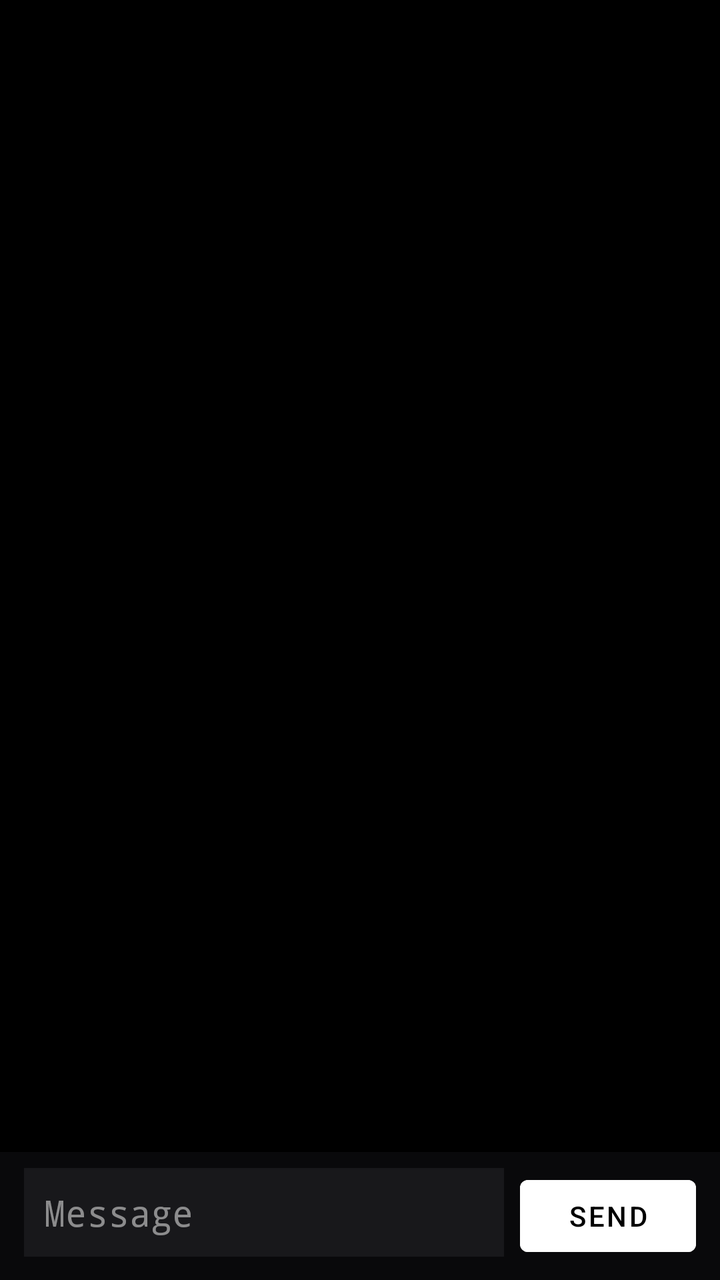
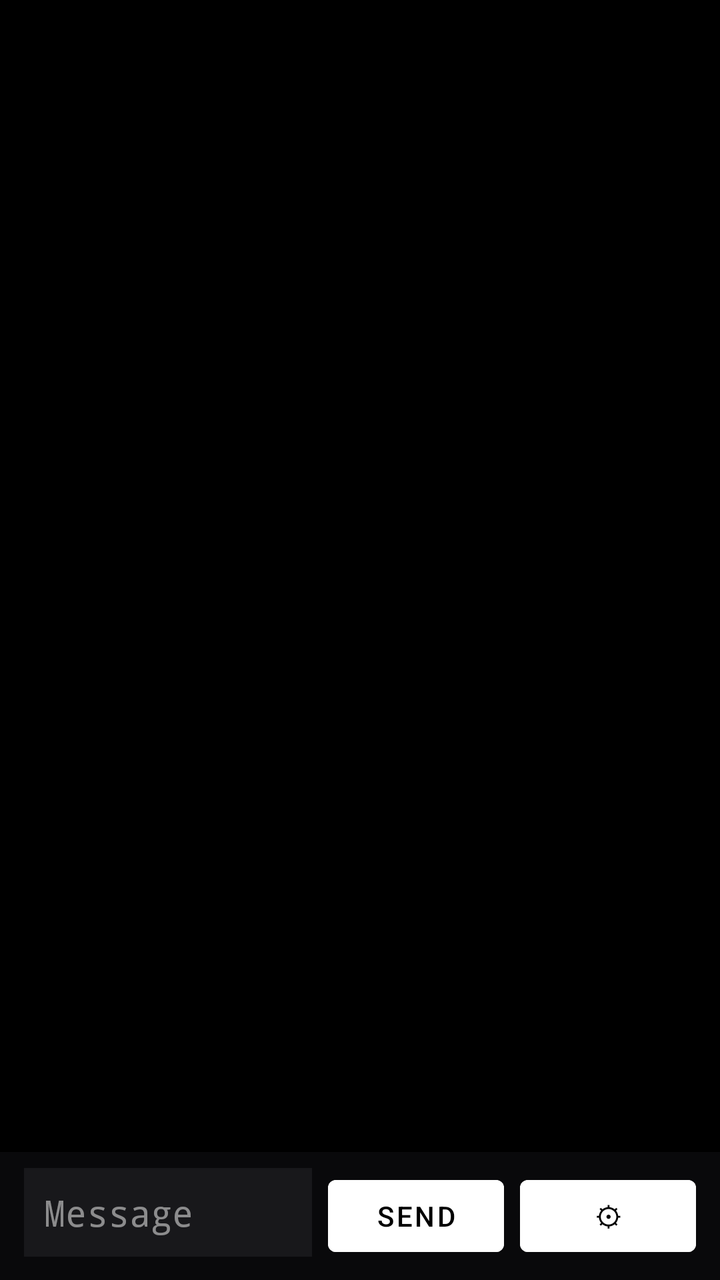

Before-and-after screenshots of an Android layout around one commit, followed by the original layout XML and the change that was made.
<!-- AndroidManifest.xml: fallback theme Theme.MaterialComponents.DayNight.NoActionBar -->
<!-- res/layout/activity_thread.xml -->
<?xml version="1.0" encoding="utf-8"?>
<LinearLayout xmlns:android="http://schemas.android.com/apk/res/android"
    android:layout_width="match_parent"
    android:layout_height="match_parent"
    android:orientation="vertical"
    android:background="#000000">

    
    <androidx.recyclerview.widget.RecyclerView
        android:id="@+id/message_list"
        android:layout_width="match_parent"
        android:layout_height="0dp"
        android:layout_weight="1"
        android:padding="12dp"
        android:clipToPadding="false" />

    
    <LinearLayout
        android:id="@+id/compose_bar"
        android:layout_width="match_parent"
        android:layout_height="wrap_content"
        android:orientation="horizontal"
        android:background="#09090B"
        android:paddingStart="12dp"
        android:paddingEnd="12dp"
        android:paddingTop="8dp"
        android:paddingBottom="8dp">

        <EditText
            android:id="@+id/compose_input"
            android:layout_width="0dp"
            android:layout_height="wrap_content"
            android:layout_weight="1"
            android:hint="Message"
            android:textColor="#E6FFFFFF"
            android:textColorHint="#80FFFFFF"
            android:fontFamily="monospace"
            android:background="#18181B"
            android:padding="10dp"
            android:inputType="textShortMessage"
            android:maxLines="4" />

        <Button
            android:id="@+id/send_button"
            android:layout_width="wrap_content"
            android:layout_height="wrap_content"
            android:layout_marginStart="8dp"
            android:text="Send"
            android:textColor="#000000"
            android:backgroundTint="#FFFFFF" />
    </LinearLayout>

</LinearLayout>
<!-- resources referenced by this layout -->
<resources>

</resources>

<!-- the commit's change to res/layout/activity_thread.xml (unified diff, before → after) -->
@@ -48,6 +48,16 @@
             android:text="Send"
             android:textColor="#000000"
             android:backgroundTint="#FFFFFF" />
+
+        
+        <Button
+            android:id="@+id/settings_button"
+            android:layout_width="wrap_content"
+            android:layout_height="wrap_content"
+            android:layout_marginStart="8dp"
+            android:text="⚙"
+            android:textColor="#000000"
+            android:backgroundTint="#FFFFFF" />
     </LinearLayout>
 
 </LinearLayout>
